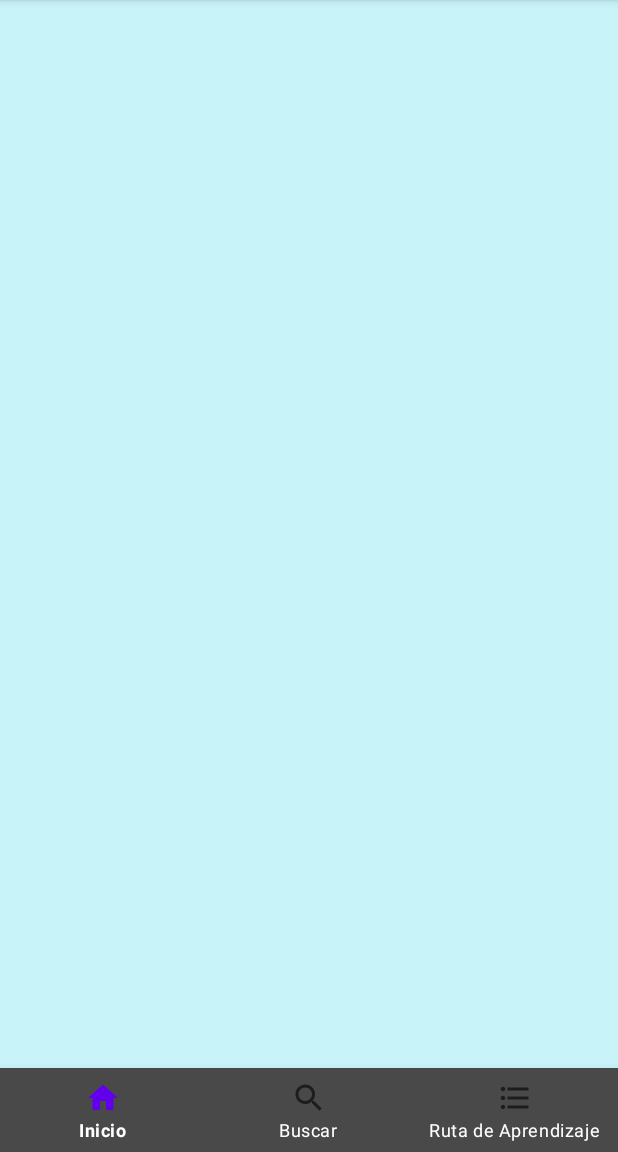
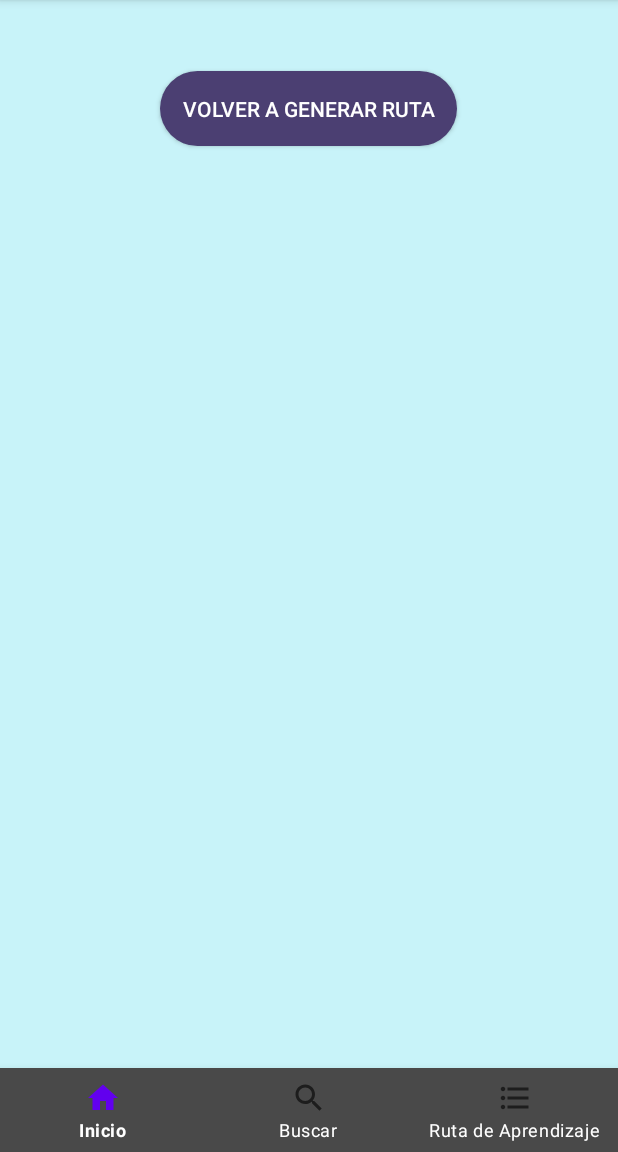
Before and after one commit to Alexcostai/TablaturApp_PF, an Android app: the fragment LearningList placed in its activity, on a phone screen of 412 x 824 dp, the part 84-1236 px from its top. Run offline under Robolectric (Android 15) with nearby library versions, the phone set to English and light mode, and no system bars; our stand-ins replace Firebase (no records; nobody signed in at launch, a user with empty details on screens opened directly), Volley; network calls fail; 7 statements that could not run were skipped.

Commit message:
se agrega boton de generar nuevamente ruta, dentro de la ruta ya generada

```diff
--- a/app/src/main/java/com/ort/tablaturapp_pf/fragments/app/LearningList.kt
+++ b/app/src/main/java/com/ort/tablaturapp_pf/fragments/app/LearningList.kt
@@ -1,22 +1,29 @@
 package com.ort.tablaturapp_pf.fragments.app
 
 import android.os.Bundle
+import android.util.Log
 import android.view.LayoutInflater
 import android.view.View
 import android.view.ViewGroup
-import android.widget.AdapterView
-import android.widget.ArrayAdapter
-import android.widget.ListView
-import android.widget.TextView
+import android.widget.*
+import androidx.core.view.isVisible
 import androidx.fragment.app.Fragment
+import com.google.firebase.auth.ktx.auth
+import com.google.firebase.firestore.ktx.firestore
+import com.google.firebase.ktx.Firebase
 import com.ort.tablaturapp_pf.R
 
 
 class LearningList : Fragment() {
   lateinit var LearningListView: View
-  lateinit var listView1: ListView
-  lateinit var songs : Array<String>
-  lateinit var ids : Array<String>
+  private lateinit var listView1: ListView
+  private lateinit var songs : Array<String>
+  private lateinit var ids : Array<String>
+  private lateinit var learningListBtn: Button
+  private var isPremium: Boolean = false
+
+  private val auth = Firebase.auth;
+  private val db = Firebase.firestore
 
   override fun onCreateView(
     inflater: LayoutInflater, container: ViewGroup?,
@@ -25,6 +32,7 @@ class LearningList : Fragment() {
     // Inflate the layout for this fragment
     LearningListView = inflater.inflate(R.layout.fragment_learning_list, container, false)
     listView1 = LearningListView.findViewById(R.id.lv1)
+    learningListBtn = LearningListView.findViewById(R.id.learningList_button)
 
     return LearningListView
   }
@@ -32,8 +40,18 @@ class LearningList : Fragment() {
   override fun onActivityCreated(savedInstanceState: Bundle?) {
     super.onActivityCreated(savedInstanceState)
 
+    db.collection("users").document(auth.currentUser!!.uid).get().addOnSuccessListener {
+      user ->
+      if (user != null) {
+        isPremium = user["isPremium"] as Boolean
+      }
+    }
+
     listView1.onItemClickListener = AdapterView.OnItemClickListener { parent, view, position, id ->
       goToFragment(SongFragment(), ids[position])
+    }
+    learningListBtn.setOnClickListener {
+      goToFragment(CreateLearningPathFragment(), isPremium)
     }
   }
 
@@ -59,4 +77,15 @@ class LearningList : Fragment() {
       commit()
     }
   }
+
+  private fun goToFragment(fragment: Fragment, isPremium: Boolean){
+    parentFragmentManager.beginTransaction().apply {
+      val clpFragment: Fragment = fragment
+      val arguments = Bundle()
+      arguments.putBoolean("isPremium", isPremium)
+      clpFragment.arguments = arguments
+      replace(R.id.navAppController, clpFragment)
+      commit()
+    }
+  }
 }
--- a/app/src/main/res/layout/fragment_learning_list.xml
+++ b/app/src/main/res/layout/fragment_learning_list.xml
@@ -9,13 +9,27 @@
 
     <ListView
         android:id="@+id/lv1"
-        android:layout_width="0dp"
-        android:layout_height="0dp"
+        android:layout_width="411dp"
+        android:layout_height="433dp"
         app:layout_constraintBottom_toBottomOf="parent"
         app:layout_constraintEnd_toEndOf="parent"
-        app:layout_constraintHorizontal_bias="0.487"
+        app:layout_constraintHorizontal_bias="0.0"
         app:layout_constraintStart_toStartOf="parent"
         app:layout_constraintTop_toTopOf="parent"
-        app:layout_constraintVertical_bias="0.432" />
+        app:layout_constraintVertical_bias="1.0" />
+
+    <androidx.appcompat.widget.AppCompatButton
+        android:id="@+id/learningList_button"
+        android:layout_width="198dp"
+        android:layout_height="50dp"
+        android:background="@drawable/rounded_button"
+        android:text="@string/learningList_button"
+        android:textColor="@color/white"
+        app:layout_constraintBottom_toBottomOf="parent"
+        app:layout_constraintEnd_toEndOf="parent"
+        app:layout_constraintHorizontal_bias="0.497"
+        app:layout_constraintStart_toStartOf="parent"
+        app:layout_constraintTop_toTopOf="parent"
+        app:layout_constraintVertical_bias="0.071" />
 
 </androidx.constraintlayout.widget.ConstraintLayout>
--- a/app/src/main/res/values/strings.xml
+++ b/app/src/main/res/values/strings.xml
@@ -10,4 +10,5 @@
     <string name="forgotPassword_disclaimer">Ingresá tu email para que podamos enviarte un correo para recuperar tu contraseña. En caso de no ver el correo, es posible que se encuentre dentro de spam.</string>
     <string name="forgotPassword_button">Enviar Correo</string>
     <string name="forgotPassword_email">Email</string>
+    <string name="learningList_button">Volver a generar ruta</string>
 </resources>
```
